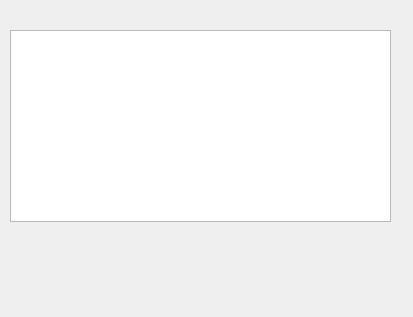
Old version of the form scientistswindow.ui in the repository stefanv15/verklegtNamskeid_skil3.
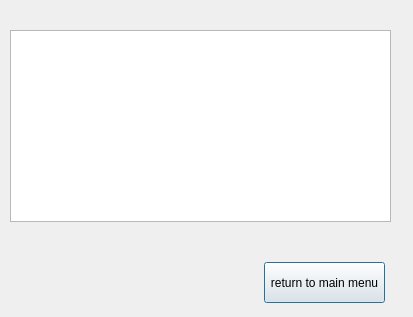
New version of the form.

Commit message: return to mainmenu rosa stuð

Diff of the .ui file:
```diff
--- a/scientistswindow.ui
+++ b/scientistswindow.ui
@@ -23,6 +23,19 @@
     </rect>
    </property>
   </widget>
+  <widget class="QPushButton" name="ret_button">
+   <property name="geometry">
+    <rect>
+     <x>264</x>
+     <y>262</y>
+     <width>121</width>
+     <height>41</height>
+    </rect>
+   </property>
+   <property name="text">
+    <string>return to main menu</string>
+   </property>
+  </widget>
  </widget>
  <resources/>
  <connections/>
```
The commit also changes 8 other files.
